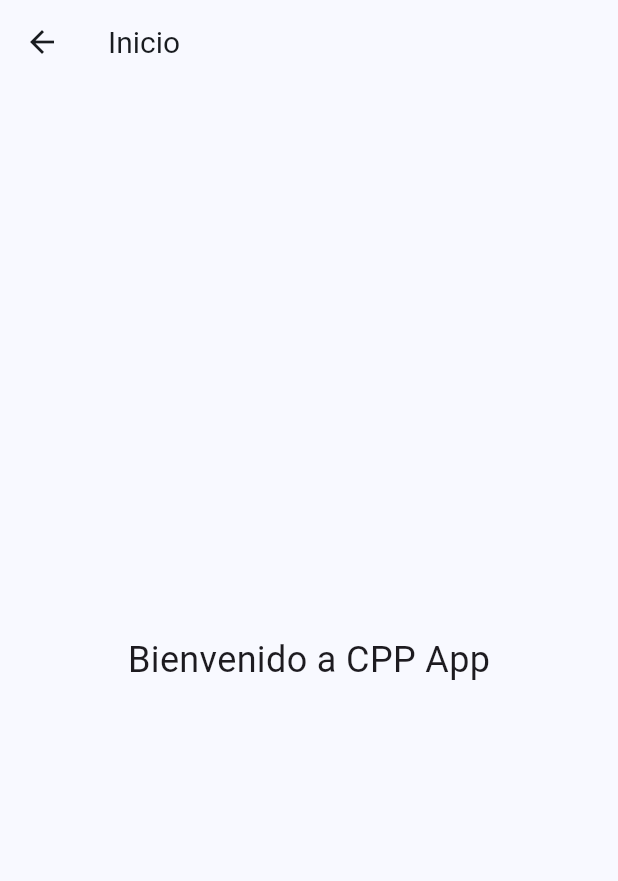
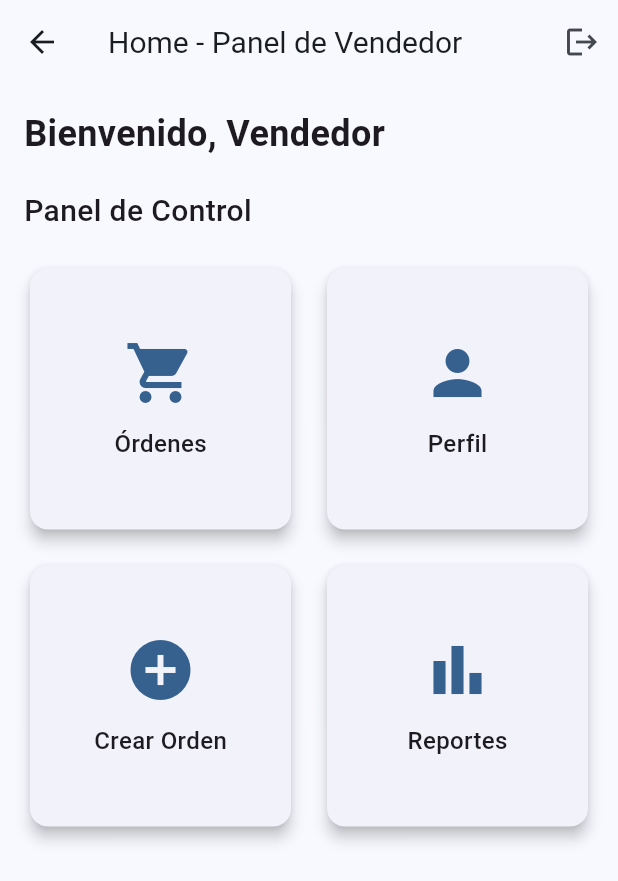
Before and after one commit to Projecto-final-rabbits/projecto-final-I-mobile, a Flutter app: the HomePage screen opened directly, on a phone screen of 412 x 824 dp. Shown: the top 881 px of the screen. Run offline on Flutter 3.47's test engine with Material 3 defaults, Android fonts, the phone set to English and light mode, and no system bars; our stand-ins replace cloud_firestore, dartz, dio, easy_localization, equatable, firebase_auth and 7 more; accounts and stored records are empty.

Commit message:
feat: implement user role management and navigation enhancements
- Introduced UserPreferencesService to manage user roles using SharedPreferences.
- Updated AuthCubit to save and clear user roles during authentication and logout processes.
- Enhanced routing logic to redirect users based on their roles, ensuring sellers access the home page while clients are directed to orders.
- Added HomePage for sellers with a dashboard for managing orders and profiles.
- Refactored ShellScaffold to adjust navigation based on user roles, improving user experience.
- Implemented unit tests for UserPreferencesService and updated AuthCubit tests to cover role management functionality.

```diff
--- a/lib/core/router/router.dart
+++ b/lib/core/router/router.dart
@@ -2,10 +2,12 @@ import 'package:cpp_app/features/orders/domain/entities/order.dart';
 import 'package:flutter/material.dart';
 import 'package:go_router/go_router.dart';
 
+import '../../features/auth/domain/entities/user.dart';
 import '../../features/auth/presentation/cubits/auth_cubit.dart';
 import '../../features/auth/presentation/cubits/auth_state.dart';
 import '../../features/auth/presentation/pages/login_page.dart';
 import '../../features/auth/presentation/pages/register_page.dart';
+import '../../features/home/presentation/pages/home_page.dart';
 import '../../features/orders/presentation/pages/create_order_page.dart';
 import '../../features/orders/presentation/pages/order_detail_page.dart';
 import '../../features/orders/presentation/pages/orders_page.dart';
@@ -22,20 +24,31 @@ GoRouter createRouter(AuthCubit authCubit) {
   return GoRouter(
     navigatorKey: _rootNavigatorKey,
     initialLocation: '/login',
-    redirect: (context, state) {
+    redirect: (context, state) async {
       final authState = authCubit.state;
       final isAuthRoute =
           state.matchedLocation == '/login' ||
           state.matchedLocation == '/register';
 
-      // If user is authenticated and trying to access auth routes, redirect to home
+      // If user is authenticated and trying to access auth routes, redirect to appropriate page
       if (authState.status == AuthStatus.authenticated && isAuthRoute) {
+        // If the user is a seller, redirect to home page, otherwise to orders
+        if (authState.user?.role == UserRole.seller) {
+          return '/home';
+        }
         return '/orders';
       }
 
       // If user is not authenticated and trying to access protected routes, redirect to login
       if (authState.status == AuthStatus.unauthenticated && !isAuthRoute) {
         return '/login';
+      }
+
+      // If user is authenticated and accessing home page but is not a seller, redirect to orders
+      if (authState.status == AuthStatus.authenticated &&
+          state.matchedLocation == '/home' &&
+          authState.user?.role != UserRole.seller) {
+        return '/orders';
       }
 
       // No redirection needed
@@ -60,6 +73,18 @@ GoRouter createRouter(AuthCubit authCubit) {
           return ShellScaffold(navigationShell: navigationShell);
         },
         branches: [
+          // Home Branch (only visible to sellers via ShellScaffold)
+          StatefulShellBranch(
+            navigatorKey: _shellNavigatorHomeKey,
+            routes: [
+              GoRoute(
+                path: '/home',
+                name: 'home',
+                builder: (context, state) => const HomePage(),
+              ),
+            ],
+          ),
+
           // Orders Branch
           StatefulShellBranch(
             navigatorKey: _shellNavigatorOrdersKey,
--- a/lib/features/auth/presentation/pages/register_page.dart
+++ b/lib/features/auth/presentation/pages/register_page.dart
@@ -303,11 +303,7 @@ class _RegisterPageState extends State<RegisterPage>
                     if (value == null || value.isEmpty) {
                       return 'login.emailRequired'.tr();
                     }
-                    if (!RegExp(
-                      r'^[\w-\.]+@([\w-]+\.)+[\w-]{2,4}\$',
-                    ).hasMatch(value)) {
-                      return 'login.emailError'.tr();
-                    }
+
                     return null;
                   },
                 ),
--- a/lib/features/home/presentation/pages/home_page.dart
+++ b/lib/features/home/presentation/pages/home_page.dart
@@ -1,4 +1,8 @@
 import 'package:flutter/material.dart';
+import 'package:go_router/go_router.dart';
+
+import '../../../../core/di/service_locator.dart';
+import '../../../auth/presentation/cubits/auth_cubit.dart';
 
 class HomePage extends StatelessWidget {
   const HomePage({super.key});
@@ -6,9 +10,92 @@ class HomePage extends StatelessWidget {
   @override
   Widget build(BuildContext context) {
     return Scaffold(
-      appBar: AppBar(title: const Text('Inicio')),
-      body: const Center(
-        child: Text('Bienvenido a CPP App', style: TextStyle(fontSize: 24)),
+      appBar: AppBar(
+        title: const Text('Home - Panel de Vendedor'),
+        actions: [
+          IconButton(
+            onPressed: () {
+              sl<AuthCubit>().logOut();
+            },
+            icon: const Icon(Icons.logout),
+          ),
+        ],
+      ),
+      body: Padding(
+        padding: const EdgeInsets.all(16.0),
+        child: Column(
+          crossAxisAlignment: CrossAxisAlignment.start,
+          children: [
+            const Text(
+              'Bienvenido, Vendedor',
+              style: TextStyle(fontSize: 24, fontWeight: FontWeight.bold),
+            ),
+            const SizedBox(height: 20),
+            const Text(
+              'Panel de Control',
+              style: TextStyle(fontSize: 20, fontWeight: FontWeight.w500),
+            ),
+            const SizedBox(height: 20),
+            Expanded(
+              child: GridView.count(
+                crossAxisCount: 2,
+                mainAxisSpacing: 16,
+                crossAxisSpacing: 16,
+                children: [
+                  _buildDashboardItem(
+                    context,
+                    'Órdenes',
+                    Icons.shopping_cart,
+                    () => context.go('/orders'),
+                  ),
+                  _buildDashboardItem(
+                    context,
+                    'Perfil',
+                    Icons.person,
+                    () => context.go('/profile'),
+                  ),
+                  _buildDashboardItem(
+                    context,
+                    'Crear Orden',
+                    Icons.add_circle,
+                    () => context.go('/create-order'),
+                  ),
+                  _buildDashboardItem(
+                    context,
+                    'Reportes',
+                    Icons.bar_chart,
+                    () {},
+                  ),
+                ],
+              ),
+            ),
+          ],
+        ),
+      ),
+    );
+  }
+
+  Widget _buildDashboardItem(
+    BuildContext context,
+    String title,
+    IconData icon,
+    VoidCallback onTap,
+  ) {
+    return InkWell(
+      onTap: onTap,
+      child: Card(
+        elevation: 4,
+        child: Column(
+          mainAxisAlignment: MainAxisAlignment.center,
+          children: [
+            Icon(icon, size: 48, color: Theme.of(context).primaryColor),
+            const SizedBox(height: 12),
+            Text(
+              title,
+              style: const TextStyle(fontSize: 16, fontWeight: FontWeight.w500),
+            ),
+          ],
+        ),
       ),
     );
   }
```
Also changed, not shown: lib/core/di/service_locator.dart (+7 -0 lines), lib/core/router/scaffolds/shell_scaffold.dart (+82 -10 lines), lib/core/services/user_preferences_service.dart (added, +33 -0 lines), lib/features/auth/data/datasources/auth_remote_data_source_impl.dart (+1 -12 lines), lib/features/auth/presentation/cubits/auth_cubit.dart (+21 -16 lines), 2 other files.
